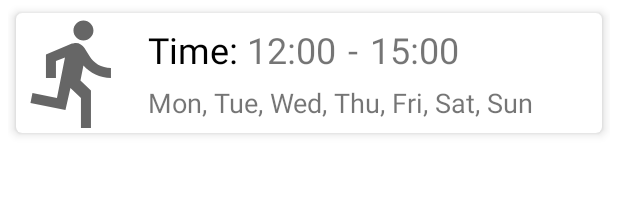
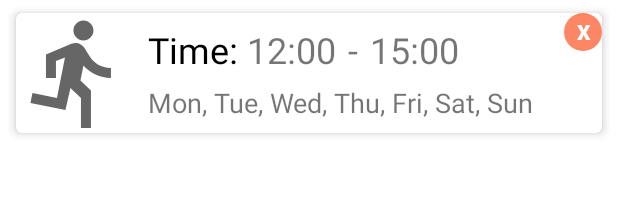
Before and after one commit to mastree/android-workout-tracker-app, an Android app: the layout grid_schedule.xml on its own in the app's theme, with its tools: preview values and no code run, on a phone screen of 412 x 824 dp. Shown: the top 203 px of the screen. Run offline under Robolectric (Android 15) with nearby library versions, the phone set to English and light mode, and no system bars; network calls fail.

Commit message:
add schedule deletion

```diff
--- a/app/src/main/java/com/saraga/workoutapp/data/MainDatabase.kt
+++ b/app/src/main/java/com/saraga/workoutapp/data/MainDatabase.kt
@@ -60,7 +60,7 @@ abstract class MainDatabase : RoomDatabase() {
             INSTANCE?.let { database ->
                 scope.launch {
                     populateTrackDatabase(database.trackDAO())
-                    populateScheduleDatabase(database.scheduleDAO())
+//                    populateScheduleDatabase(database.scheduleDAO())
                 }
             }
         }
--- a/app/src/main/java/com/saraga/workoutapp/scheduler/TrainingScheduler.kt
+++ b/app/src/main/java/com/saraga/workoutapp/scheduler/TrainingScheduler.kt
@@ -48,11 +48,11 @@ class TrainingScheduler : Fragment() {
 
         val gridLayoutManager = GridLayoutManager(context, 1, GridLayoutManager.VERTICAL, false)
         mRecyclerView.layoutManager = gridLayoutManager
-        scheduleAdapter = ScheduleAdapter(listOf())
+        scheduleAdapter = ScheduleAdapter(listOf(), viewModel)
         mRecyclerView.adapter = scheduleAdapter
 
         viewModel.allSchedule.observe(viewLifecycleOwner, {
-            scheduleAdapter = ScheduleAdapter(it)
+            scheduleAdapter = ScheduleAdapter(it, viewModel)
             mRecyclerView.adapter = scheduleAdapter
         })
 
--- a/app/src/main/res/layout/fragment_add_schedule.xml
+++ b/app/src/main/res/layout/fragment_add_schedule.xml
@@ -44,6 +44,8 @@
 
             <ToggleButton
                 android:id="@+id/toggleIsRun"
+                android:foreground="?android:attr/selectableItemBackground"
+                android:clickable="true"
                 android:layout_width="100dp"
                 android:layout_height="100dp"
                 android:layout_marginStart="32dp"
--- a/app/src/main/res/layout/grid_schedule.xml
+++ b/app/src/main/res/layout/grid_schedule.xml
@@ -12,8 +12,6 @@
         android:id="@+id/cvSchedule"
         android:layout_width="match_parent"
         android:layout_height="wrap_content"
-        android:foreground="?android:attr/selectableItemBackground"
-        android:clickable="true"
         app:cardUseCompatPadding="true"
         app:cardCornerRadius="4dp"
         app:cardElevation="4dp"
@@ -94,6 +92,20 @@
             android:textSize="18sp"
             app:layout_constraintBottom_toBottomOf="parent"
             app:layout_constraintStart_toEndOf="@+id/ivImageSchedule" />
+
+        <androidx.appcompat.widget.AppCompatButton
+            android:id="@+id/btnDeleteSchedule"
+            android:foreground="?android:attr/selectableItemBackground"
+            android:clickable="true"
+            android:layout_width="25dp"
+            android:layout_height="25dp"
+            android:background="@drawable/round_bg"
+            android:backgroundTint="@color/palette_red"
+            android:text="X"
+            android:textStyle="bold"
+            android:textColor="@color/white"
+            app:layout_constraintEnd_toEndOf="parent"
+            app:layout_constraintTop_toTopOf="parent" />
     </androidx.constraintlayout.widget.ConstraintLayout>
     </androidx.cardview.widget.CardView>
 
```
Also changed, not shown: app/src/main/java/com/saraga/workoutapp/scheduler/ScheduleAdapter.kt (+20 -1 lines), app/src/main/res/drawable/ic_delete_forever.xml (added, +10 -0 lines).
